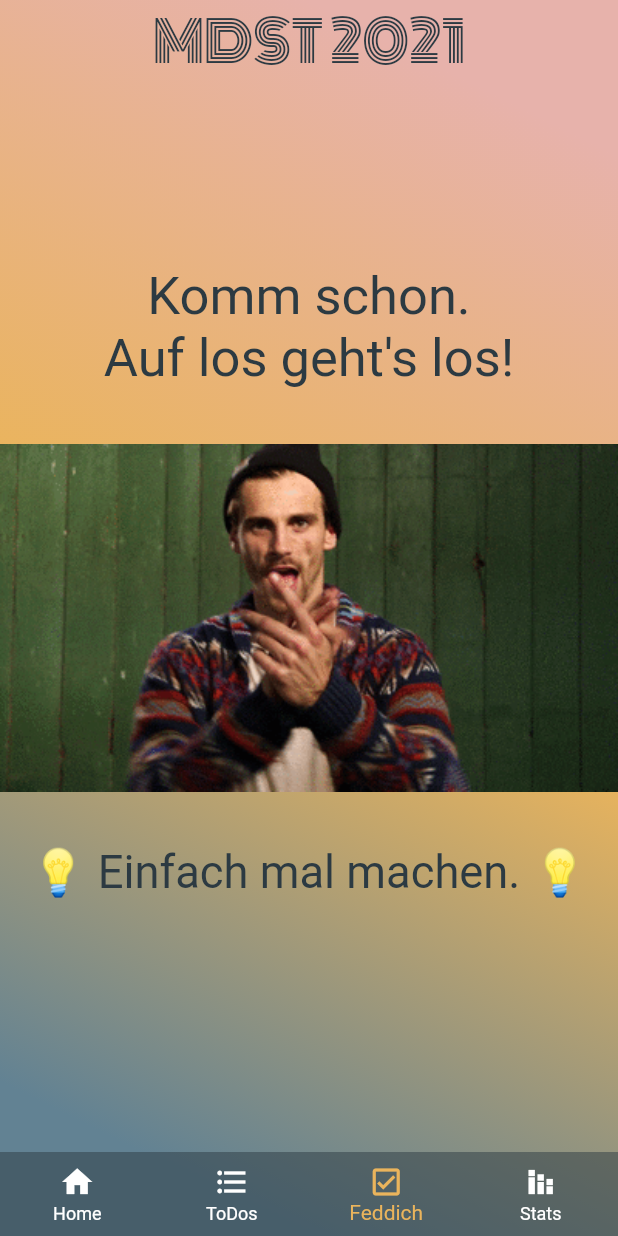
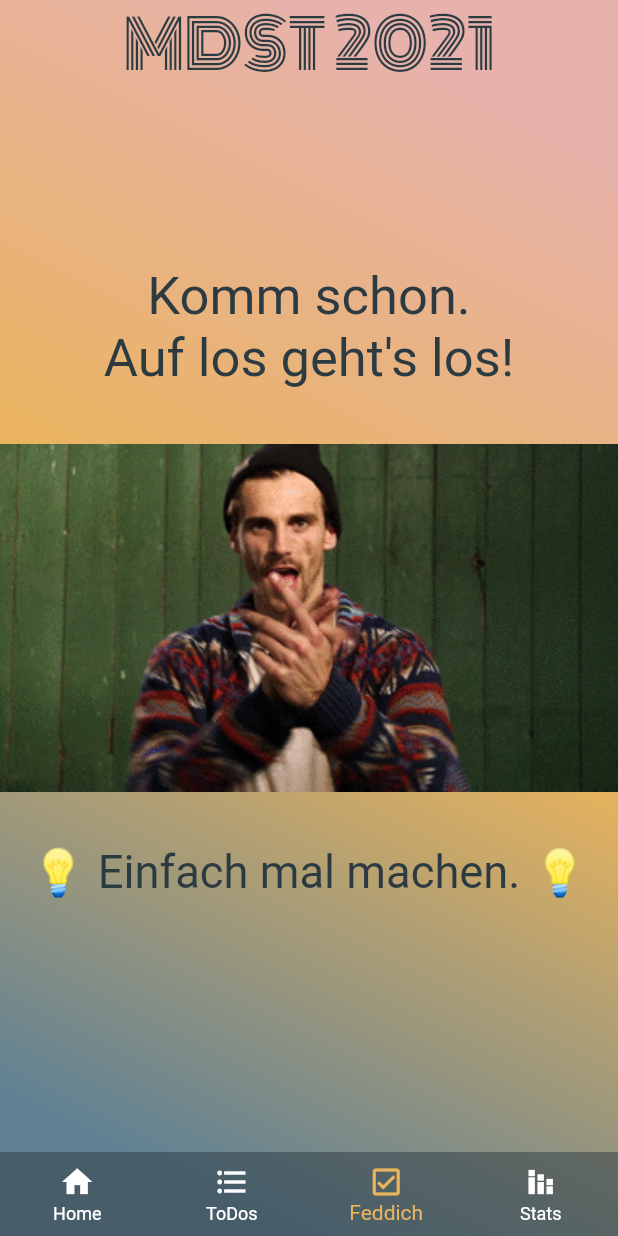
Before and after one commit to Ridgebeck/MDST-ToDo, a Flutter app: the LayoutFrame screen opened directly, item 3 of the bottom bar chosen, on a phone screen of 412 x 824 dp. Run offline on Flutter 3.47's test engine with Material 2 defaults, Android fonts, the phone set to English and light mode, and no system bars; our stand-ins replace flutter_slidable, implicitly_animated_reorderable_list, percent_indicator, shared_preferences, video_player; accounts and stored records are empty.

Commit message:
size appbar title dynamically, change archiving to once daily, add archived task list dummy

```diff
--- a/lib/layout_frame.dart
+++ b/lib/layout_frame.dart
@@ -44,12 +44,9 @@ class _LayoutFrameState extends State<LayoutFrame> {
     return Consumer2<TaskData, MDSTTimer>(builder: (context, taskData, mdstTimer, child) {
       WidgetsBinding.instance.addPostFrameCallback((_) {
         taskData.updateTaskTime();
-        taskData.printTest();
         taskData.archiveOldTasks();
       });
-      //taskData.updateTaskTime();
-      //taskData.printTest();
-      //taskData.checkForNextDay();
+
       return Stack(
         children: [
           Container(
@@ -71,10 +68,27 @@ class _LayoutFrameState extends State<LayoutFrame> {
               appBar: AppBar(
                 automaticallyImplyLeading: false,
                 title: Center(
-                  child: Text(
-                    'MDST 2021',
-                    style: TextStyle(fontSize: 37.0, color: kKliemannGrau, fontFamily: 'Monoton'),
-                    textAlign: TextAlign.center,
+                  child: Container(
+                    height: 100.0,
+                    child: Column(
+                      children: [
+                        Expanded(flex: 4, child: Container()),
+                        Expanded(
+                          flex: 15,
+                          child: FittedBox(
+                            child: Text(
+                              'MDST 2021',
+                              style: TextStyle(
+                                color: kKliemannGrau,
+                                fontFamily: 'Monoton',
+                              ),
+                              textAlign: TextAlign.center,
+                            ),
+                          ),
+                        ),
+                        Expanded(flex: 3, child: Container()),
+                      ],
+                    ),
                   ),
                 ),
                 backgroundColor: Colors.transparent,
--- a/lib/screens/finished_tasks_screen.dart
+++ b/lib/screens/finished_tasks_screen.dart
@@ -24,7 +24,11 @@ class FinishedTasksScreen extends StatelessWidget {
           ],
         );
       } else {
-        return ListView.separated(
+        return Column(
+          children: [
+            Expanded(
+              flex: 3,
+              child: ListView.separated(
                 //reverse: true,
                 padding: const EdgeInsets.symmetric(horizontal: 10.0, vertical: 20.0),
                 separatorBuilder: (context, index) => SizedBox(
@@ -66,6 +70,21 @@ class FinishedTasksScreen extends StatelessWidget {
                   );
                 },
                 itemCount: taskData.finishedTasksLength,
+              ),
+            ),
+            SizedBox(height: 10.0),
+            Expanded(
+              child: ListView(
+                children: [
+                  Container(color: Colors.green, height: 60.0),
+                  Container(color: Colors.red, height: 60.0),
+                  Container(color: Colors.blue, height: 60.0),
+                  Container(color: Colors.grey, height: 60.0),
+                  Container(color: Colors.deepPurple, height: 60.0),
+                ],
+              ),
+            ),
+          ],
         );
       }
     });
--- a/lib/util/task_data.dart
+++ b/lib/util/task_data.dart
@@ -18,23 +18,21 @@ class TaskData extends ChangeNotifier {
       now.year,
       now.month,
       now.day,
-      now.hour,
-      now.minute,
+      //now.hour,
+      //now.minute,
     );
     print(dateToday);
 
     List<Task> toRemove = [];
     for (Task task in _finishedTasks) {
-      print(task.activity);
-      print(task.category);
-      print(task.originalStartTime);
+      //print(task.originalStartTime);
 
       DateTime taskStartDay = DateTime(
         task.originalStartTime.year,
         task.originalStartTime.month,
         task.originalStartTime.day,
-        task.originalStartTime.hour,
-        task.originalStartTime.minute,
+        //task.originalStartTime.hour,
+        //task.originalStartTime.minute,
       );
 
       if (taskStartDay.isBefore(dateToday)) {
@@ -49,12 +47,6 @@ class TaskData extends ChangeNotifier {
     for (Task task in toRemove) {
       moveToArchivedList(task);
     }
-  }
-
-  void printTest() {
-    print('10s tick');
-    print('archived length: ${_archivedTasks.length}');
-    //print('current task date: $_currentTasksDate');
   }
 
   void updateTaskTime() {
--- a/lib/widgets/count_down.dart
+++ b/lib/widgets/count_down.dart
@@ -113,7 +113,7 @@ class CountDown extends StatelessWidget {
                       FittedBox(
                         child: Text(
                           'bis zum',
-                          style: TextStyle(color: kTextColor, fontSize: 20.0),
+                          style: TextStyle(color: kTextColor, fontSize: 25.0),
                         ),
                       ),
                       SizedBox(width: 15.0),
```
Lines whose indentation alone changed are shown as unchanged.
